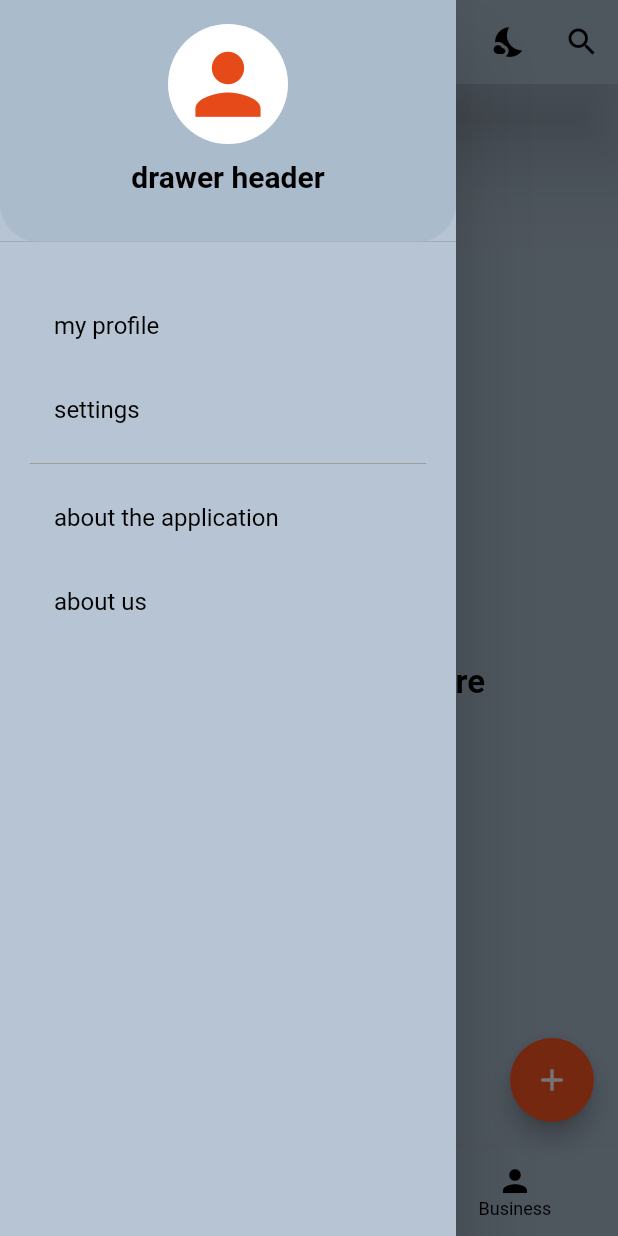
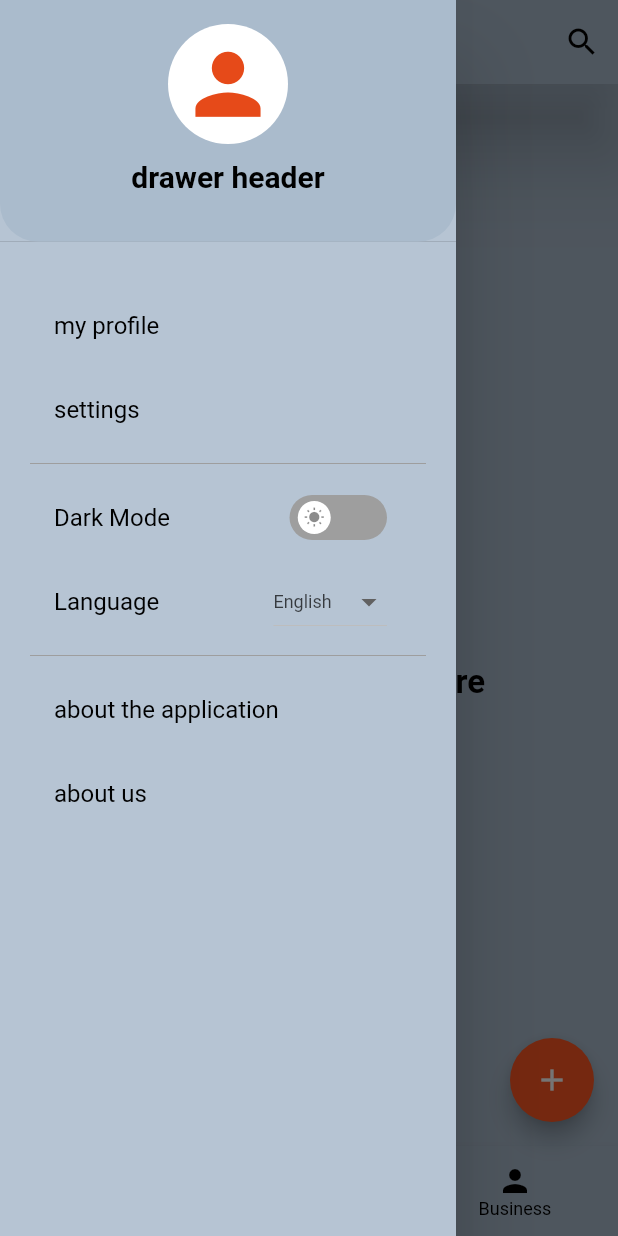
Before and after one commit to salaheddine199/relation-ship-app, a Flutter app: the screen it shows after launch, with the side drawer open, on a phone screen of 412 x 824 dp. Run offline on Flutter 3.47's test engine with Material 2 defaults, Android fonts, the light colour scheme and no system bars; drawn by our look-alikes of convex_bottom_bar, flutter_switch; our stand-ins replace awesome_dialog, bloc, conditional_builder, flutter_bloc, shared_preferences.

Commit message:
add language

```diff
--- a/lib/layout/cubit/cubit.dart
+++ b/lib/layout/cubit/cubit.dart
@@ -25,7 +25,7 @@ class RelCubit extends Cubit<RelStates>{
   ];
   void changeNavBar(index){
     currentIndex = index;
-    emit(RelChangeNavBartate());
+    emit(RelChangeNavBarState());
   }
 
   void changeDarkMode(){
@@ -33,6 +33,16 @@ class RelCubit extends Cubit<RelStates>{
     CacheHelper.setDarkMode(darkMode: !isDark).then((value) {
 
       emit(RelChangeDarkModeState());
+
+    });
+
+  }
+
+  void changeLanguage({@required isEnglish}){
+    //bool isEnglish = CacheHelper.getLanguage();
+    CacheHelper.setLanguage(lang: isEnglish).then((value) {
+
+      emit(RelChangeLanguageState());
 
     });
 
--- a/lib/layout/cubit/states.dart
+++ b/lib/layout/cubit/states.dart
@@ -2,5 +2,6 @@ class RelStates {}
 
 class RelInitialState extends RelStates{}
 
-class RelChangeNavBartate extends RelStates{}
+class RelChangeNavBarState extends RelStates{}
 class RelChangeDarkModeState extends RelStates{}
+class RelChangeLanguageState extends RelStates{}
--- a/lib/layout/home_layout.dart
+++ b/lib/layout/home_layout.dart
@@ -25,12 +25,12 @@ class HomeLayout extends StatelessWidget {
               style: Theme.of(context).textTheme.caption,
             ),
             actions: [
-              IconButton(
-                onPressed: (){
-                  cubit.changeDarkMode();
-                },
-                icon: Icon(Icons.nights_stay),
-              ),
+              // IconButton(
+              //   onPressed: (){
+              //     cubit.changeDarkMode();
+              //   },
+              //   icon: Icon(Icons.nights_stay),
+              // ),
               IconButton(
                 onPressed: (){
                   AwesomeDialog(
--- a/lib/main.dart
+++ b/lib/main.dart
@@ -28,6 +28,7 @@ class MyApp extends StatelessWidget {
         listener: (context, state){},
         builder: (context, state){
           return MaterialApp(
+            debugShowCheckedModeBanner: false,
             title: 'Relationships app',
             theme: ThemeData(
               primarySwatch: Colors.deepOrange,
--- a/lib/screens/drawer_screen.dart
+++ b/lib/screens/drawer_screen.dart
@@ -1,18 +1,32 @@
 import 'package:flutter/cupertino.dart';
 import 'package:flutter/material.dart';
+import 'package:flutter_bloc/flutter_bloc.dart';
+import 'package:flutter_switch/flutter_switch.dart';
+import 'package:relation_ships_program/layout/cubit/cubit.dart';
+import 'package:relation_ships_program/layout/cubit/states.dart';
 import 'package:relation_ships_program/screens/setting_screen.dart';
+import 'package:relation_ships_program/shared/cashe_helper.dart';
 import 'package:relation_ships_program/shared/components.dart';
 
 class MyDrawer extends StatelessWidget {
 
   @override
   Widget build(BuildContext context) {
+    return BlocConsumer<RelCubit,RelStates>(
+      listener: (context, state){
+        if(state is RelChangeDarkModeState){
+
+        }
+      },
+      builder: (context, state){
+        RelCubit cubit = RelCubit.get(context);
+        bool value = CacheHelper.getDarkMode();
         return Drawer(
           elevation: 25.0,
           semanticLabel: 'myDrawer',
           child: Container(
             color: Theme.of(context).primaryColor.withOpacity(.85),
-      child: Column(
+            child: Column (
               children: [
                 Container(
                   width: double.infinity,
@@ -81,6 +95,76 @@ class MyDrawer extends StatelessWidget {
                         color: Colors.grey,
                       ),
                       ListTile(
+                        title: Row(
+                          mainAxisAlignment: MainAxisAlignment.start,
+                          children: [
+                            Expanded(
+                              child: Text(
+                                'Dark Mode',
+                                style: Theme.of(context).textTheme.headline3,
+                              ),
+                            ),
+                            FlutterSwitch(
+                              activeColor: Theme.of(context).accentColor,
+                              height: 30.0,
+                              width: 65.0,
+                              value: value,
+                              onToggle: (bool val){
+                                cubit.changeDarkMode();
+                              },
+                              activeIcon: Icon(
+                                Icons.nights_stay,
+                                color: Colors.black,
+                              ),
+                              inactiveIcon: Icon(Icons.wb_sunny),
+                            ),
+                            SizedBox(width: 10,),
+                          ],
+                        ),
+                        onTap: () {},
+                      ),
+                      ListTile(
+                        title: Row(
+                          mainAxisAlignment: MainAxisAlignment.start,
+                          children: [
+                            Expanded(
+                              child: Text(
+                                'Language',
+                                style: Theme.of(context).textTheme.headline3,
+                              ),
+                            ),
+                            DropdownButton<String>(
+                              hint: Text(
+                                '${CacheHelper.getLanguage()? 'English':'Arabic'}',
+                                style: TextStyle(
+                                  color: Theme.of(context).textTheme.headline3.color.withOpacity(.7),
+                                  fontSize: 12,
+                                ),
+                              ),
+                              items: <String>[
+                                'Arabic',
+                                'English',
+                              ].map((String value) {
+                                return DropdownMenuItem<String>(
+                                  value: value,
+                                  child: new Text(value),
+                                );
+                              }).toList(),
+                              onChanged: (String value) {
+                                if(value == 'Arabic')
+                                  cubit.changeLanguage(isEnglish: false);
+                                else cubit.changeLanguage(isEnglish: true);
+                              },
+                            ),
+                            SizedBox(width: 10,),
+                          ],
+                        ),
+                        onTap: () {},
+                      ),
+                      Divider(
+                        color: Colors.grey,
+                      ),
+                      ListTile(
                         title: Text(
                           'about the application',
                           style: Theme.of(context).textTheme.headline3,
@@ -101,5 +185,7 @@ class MyDrawer extends StatelessWidget {
             ),
           ),
         );
+      },
+    );
   }
 }
--- a/lib/shared/cashe_helper.dart
+++ b/lib/shared/cashe_helper.dart
@@ -17,4 +17,13 @@ class CacheHelper{
     return (sharedPreferences.getBool('darkMode'))?? false;
   }
 
+  static Future<bool> setLanguage({@required bool lang}) async{
+    return await sharedPreferences.setBool('isEng', lang);
+  }
+
+  static bool getLanguage(){
+    return (sharedPreferences.getBool('isEng'))?? true;
+  }
+
+
 }
--- a/pubspec.yaml
+++ b/pubspec.yaml
@@ -19,6 +19,8 @@ dependencies:
   conditional_builder: ^1.0.2
   awesome_dialog: ^2.1.0
   convex_bottom_bar: ^3.0.0
+  flutter_switch: ^0.3.2
+  #searchable_dropdown: ^1.1.3
 
 dev_dependencies:
   flutter_test:
```
Also changed, not shown: pubspec.lock. Lines whose indentation alone changed are shown as unchanged.
